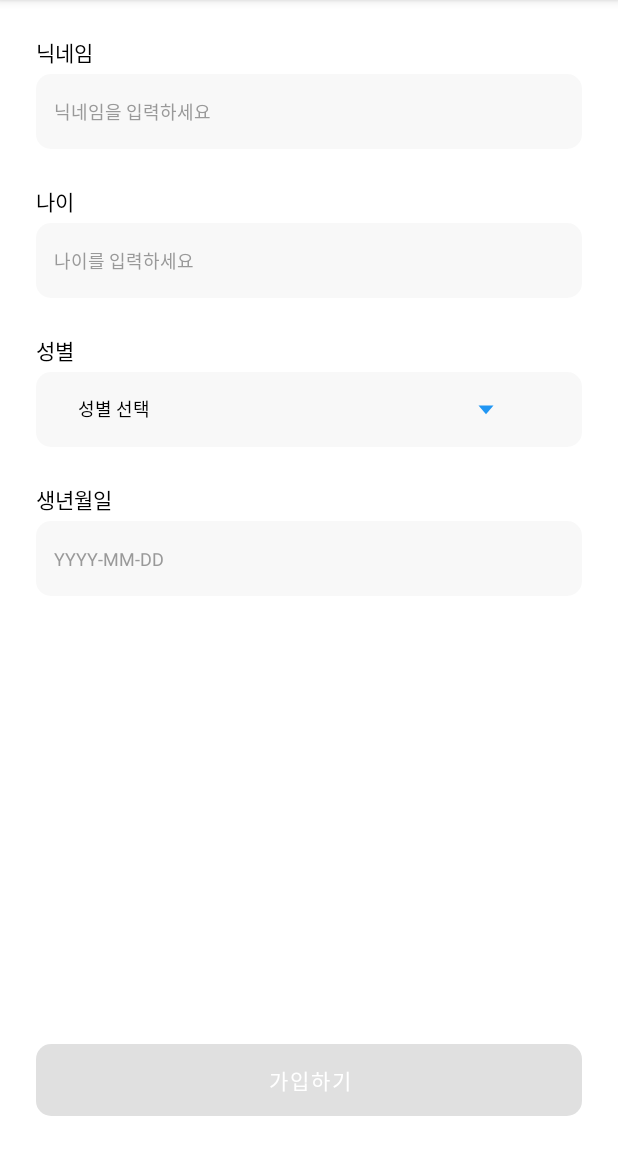
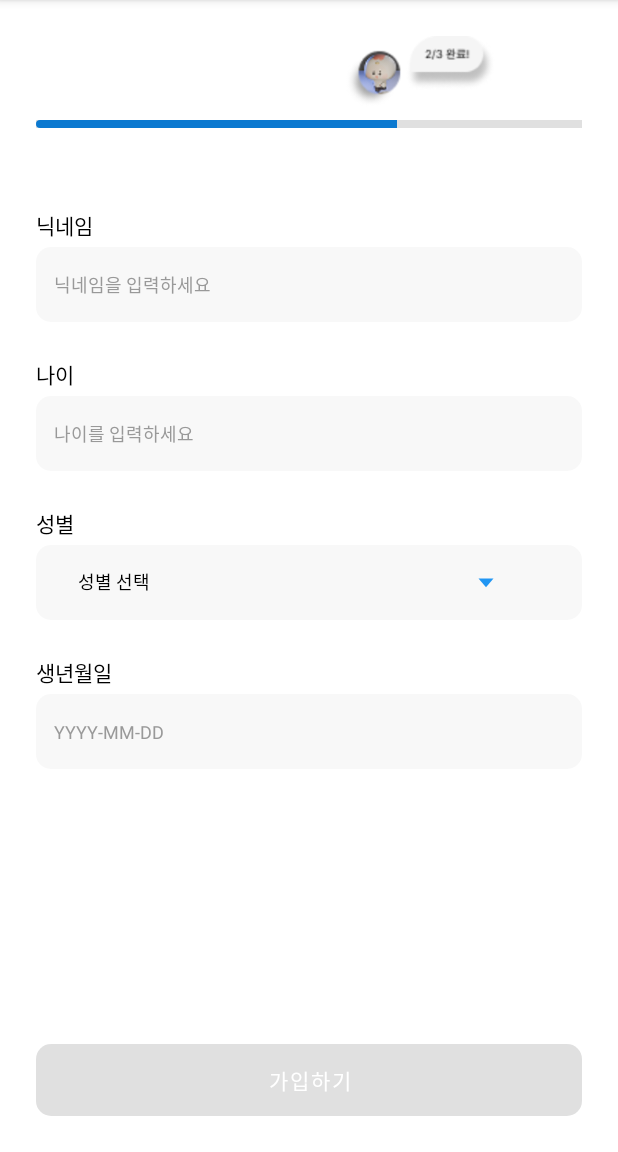
Before and after one commit to DOBONG-explorers/FE, an Android app: the SignupStep2Activity screen opened directly, with no data from a screen before it, on a phone screen of 412 x 824 dp, the part 84-1236 px from its top. Run offline under Robolectric (Android 15) with nearby library versions, the phone set to English and light mode, and no system bars.

```diff
--- a/app/src/main/AndroidManifest.xml
+++ b/app/src/main/AndroidManifest.xml
@@ -14,7 +14,6 @@
         tools:targetApi="31">
         <activity
             android:name=".LoginActivity"
-
             android:exported="true"
             android:label="@string/app_name">
             <intent-filter>
@@ -27,6 +26,7 @@
         <activity android:name=".SignupStep2Activity" />
 
 
+
     </application>
 
 </manifest>
--- a/app/src/main/java/kr/ac/duksung/dobongzip/SignupStep2Activity.kt
+++ b/app/src/main/java/kr/ac/duksung/dobongzip/SignupStep2Activity.kt
@@ -1,6 +1,7 @@
 package kr.ac.duksung.dobongzip
 
 import android.app.DatePickerDialog
+import android.content.Intent
 import android.os.Bundle
 import android.widget.*
 import androidx.appcompat.app.AppCompatActivity
@@ -13,6 +14,9 @@ class SignupStep2Activity : AppCompatActivity() {
     private lateinit var genderSpinner: Spinner
     private lateinit var birthdateEditText: EditText
     private lateinit var completeSignupButton: Button
+    private lateinit var progressImage: ImageView
+    private lateinit var progressBar: ProgressBar
+
 
     override fun onCreate(savedInstanceState: Bundle?) {
         super.onCreate(savedInstanceState)
@@ -23,10 +27,20 @@ class SignupStep2Activity : AppCompatActivity() {
         genderSpinner = findViewById(R.id.spinnerGender)
         birthdateEditText = findViewById(R.id.editTextBirthdate)
         completeSignupButton = findViewById(R.id.completeSignupButton)
+        progressImage = findViewById(R.id.progressImage)
+        progressBar = findViewById(R.id.progressBar)
 
         setupGenderSpinner()
         setupBirthdatePicker()
         setupValidation()
+
+        completeSignupButton.setOnClickListener {
+            // 로그인 화면으로 이동
+            val intent = Intent(this, LoginActivity::class.java)
+            startActivity(intent)
+            finish() // 회원가입 액티비티 종료 (뒤로가기 방지)
+        }
+
     }
 
     private fun setupGenderSpinner() {
@@ -85,5 +99,20 @@ class SignupStep2Activity : AppCompatActivity() {
         completeSignupButton.setBackgroundResource(
             if (isAllValid) R.drawable.rounded_button_blue else R.drawable.rounded_button_gray
         )
+
+        if (isAllValid) {
+            progressBar.progress = 100
+            progressImage.setImageResource(R.drawable.re_3)
+
+            val layoutParams = progressImage.layoutParams as androidx.constraintlayout.widget.ConstraintLayout.LayoutParams
+            layoutParams.horizontalBias = 1.0f
+            progressImage.layoutParams = layoutParams
+
+            // 오른쪽으로 20dp 이동 (픽셀 단위로 변환)
+            val scale = resources.displayMetrics.density
+            progressImage.translationX = 20 * scale
+        }
+
     }
+
 }
--- a/app/src/main/res/layout/activity_signup_step2.xml
+++ b/app/src/main/res/layout/activity_signup_step2.xml
@@ -1,17 +1,62 @@
 <?xml version="1.0" encoding="utf-8"?>
 <LinearLayout
     xmlns:android="http://schemas.android.com/apk/res/android"
+    xmlns:app="http://schemas.android.com/apk/res-auto"
+    xmlns:tools="http://schemas.android.com/tools"
     android:orientation="vertical"
     android:padding="24dp"
     android:layout_width="match_parent"
     android:layout_height="match_parent"
     android:background="#FFFFFF">
 
+    <LinearLayout
+        android:orientation="vertical"
+        android:layout_width="match_parent"
+        android:layout_height="wrap_content"
+        android:layout_marginBottom="24dp">
+
+        <androidx.constraintlayout.widget.ConstraintLayout
+            android:layout_width="match_parent"
+            android:layout_height="wrap_content"
+            android:layout_marginBottom="8dp">
+
+            <!-- 이미지 위치 상단에 딱 붙게 설정 -->
+            <ImageView
+                android:id="@+id/progressImage"
+                android:layout_width="200dp"
+                android:layout_height="48dp"
+                android:adjustViewBounds="true"
+                android:scaleType="fitCenter"
+                android:src="@drawable/re_2"
+                app:layout_constraintBottom_toBottomOf="parent"
+                app:layout_constraintEnd_toEndOf="parent"
+                app:layout_constraintHorizontal_bias="1.0"
+                app:layout_constraintStart_toStartOf="parent"
+                app:layout_constraintTop_toTopOf="parent"
+                app:layout_constraintVertical_bias="0.0" />
+        </androidx.constraintlayout.widget.ConstraintLayout>
+
+        <!-- 프로그레스바는 아래에 위치 -->
+        <ProgressBar
+            style="?android:attr/progressBarStyleHorizontal"
+            android:id="@+id/progressBar"
+            android:layout_width="match_parent"
+            android:layout_height="5dp"
+            android:progress="66"
+            android:max="100"
+            android:progressDrawable="@drawable/progress_drawable"
+            android:background="#E0E0E0" />
+    </LinearLayout>
+
+
+
     <!-- 닉네임 -->
     <TextView
         android:layout_width="match_parent"
         android:layout_height="wrap_content"
         android:text="닉네임"
+        android:layout_marginTop="30dp"
+
         android:textColor="#000000"
         android:textSize="14sp"
         android:layout_marginBottom="4dp"/>
```
Also changed, not shown: app/src/main/res/layout/activity_signup_step1.xml (+25 -11 lines), app/src/main/res/drawable/re_2.png (added), app/src/main/res/drawable/re_3.png (added).
